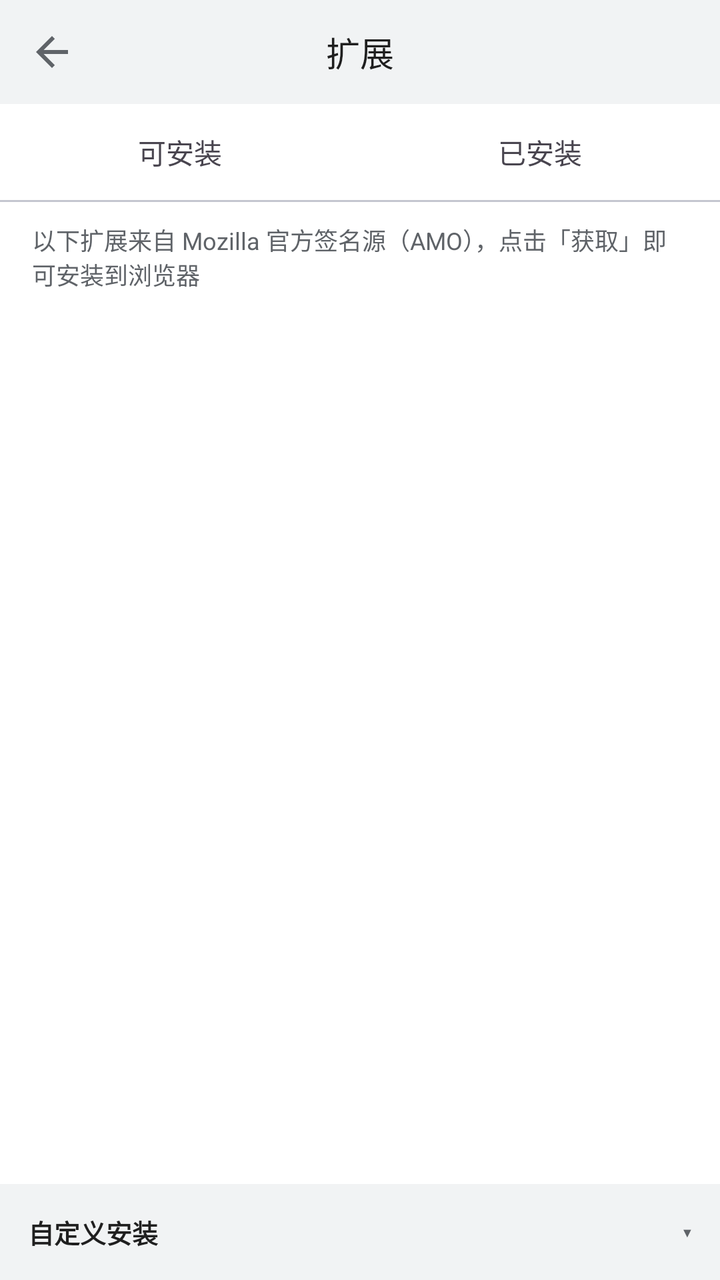
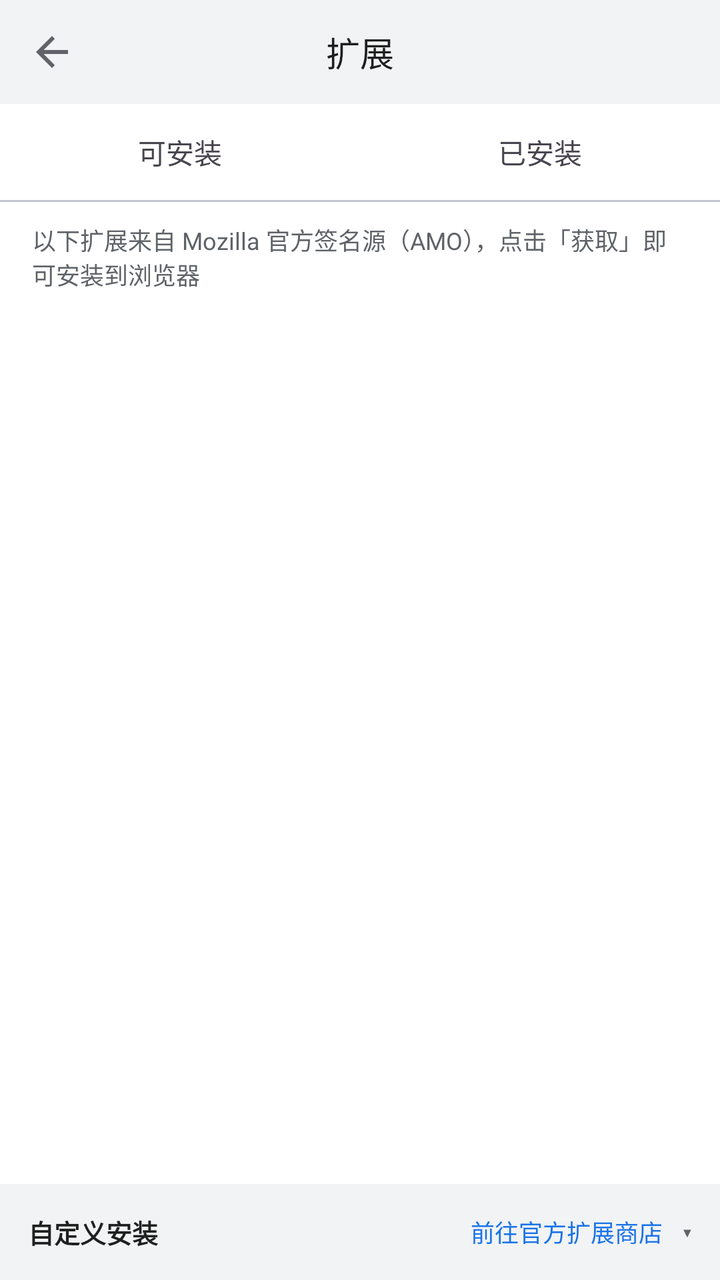

Screens rendered from an Android XML layout before and after an edit, with the pre-edit source and the edit as a unified diff.
<!-- AndroidManifest.xml: activity theme Theme.TangSnow -->
<!-- res/layout/activity_extensions.xml -->
<?xml version="1.0" encoding="utf-8"?>
<LinearLayout xmlns:android="http://schemas.android.com/apk/res/android"
    xmlns:app="http://schemas.android.com/apk/res-auto"
    android:layout_width="match_parent"
    android:layout_height="match_parent"
    android:orientation="vertical"
    android:fitsSystemWindows="true"
    android:background="?attr/colorSurface">

    <LinearLayout
        android:layout_width="match_parent"
        android:layout_height="@dimen/title_bar_height"
        android:orientation="horizontal"
        android:gravity="center_vertical"
        android:paddingHorizontal="@dimen/title_bar_padding_h"
        android:background="?attr/colorSurfaceVariant">

        <androidx.appcompat.widget.AppCompatImageButton
            android:id="@+id/btnBack"
            android:layout_width="@dimen/title_action_size"
            android:layout_height="@dimen/title_action_size"
            android:src="@drawable/ic_arrow_back"
            app:tint="?attr/colorOnSurfaceVariant"
            android:background="?attr/selectableItemBackgroundBorderless"
            android:contentDescription="@string/btn_back" />

        <TextView
            android:layout_width="0dp"
            android:layout_height="wrap_content"
            android:layout_weight="1"
            android:gravity="center"
            android:text="@string/extensions_title"
            android:textSize="@dimen/title_text_size"
            android:textColor="?attr/colorOnSurface" />

        <View
            android:layout_width="@dimen/title_action_size"
            android:layout_height="1dp" />
    </LinearLayout>

    
    <LinearLayout
        android:layout_width="match_parent"
        android:layout_height="48dp"
        android:orientation="horizontal"
        android:gravity="center"
        android:background="?attr/colorSurface">

        <TextView
            android:id="@+id/tabRecommend"
            android:layout_width="0dp"
            android:layout_height="match_parent"
            android:layout_weight="1"
            android:gravity="center"
            android:text="@string/extension_tab_recommend"
            android:textSize="14sp"
            android:background="?attr/selectableItemBackgroundBorderless" />

        <TextView
            android:id="@+id/tabInstalled"
            android:layout_width="0dp"
            android:layout_height="match_parent"
            android:layout_weight="1"
            android:gravity="center"
            android:text="@string/extension_tab_installed"
            android:textSize="14sp"
            android:background="?attr/selectableItemBackgroundBorderless" />
    </LinearLayout>

    <View
        android:layout_width="match_parent"
        android:layout_height="1dp"
        android:background="?attr/colorOutlineVariant" />

    <FrameLayout
        android:layout_width="match_parent"
        android:layout_height="0dp"
        android:layout_weight="1">

        
        <LinearLayout
            android:id="@+id/recommendPage"
            android:layout_width="match_parent"
            android:layout_height="match_parent"
            android:orientation="vertical">

            <TextView
                android:layout_width="match_parent"
                android:layout_height="wrap_content"
                android:paddingHorizontal="16dp"
                android:paddingTop="10dp"
                android:paddingBottom="4dp"
                android:text="@string/extension_source_note"
                android:textSize="12sp"
                android:textColor="?attr/colorOnSurfaceVariant" />

            <androidx.recyclerview.widget.RecyclerView
                android:id="@+id/recommendRecycler"
                android:layout_width="match_parent"
                android:layout_height="0dp"
                android:layout_weight="1"
                android:clipToPadding="false"
                android:paddingBottom="8dp"
                android:scrollbars="vertical" />

            
            <LinearLayout
                android:layout_width="match_parent"
                android:layout_height="wrap_content"
                android:orientation="vertical"
                android:background="?attr/colorSurfaceVariant">

                
                <LinearLayout
                    android:id="@+id/customHeader"
                    android:layout_width="match_parent"
                    android:layout_height="48dp"
                    android:orientation="horizontal"
                    android:gravity="center_vertical"
                    android:paddingHorizontal="14dp"
                    android:background="?attr/selectableItemBackground">

                    <TextView
                        android:layout_width="0dp"
                        android:layout_height="wrap_content"
                        android:layout_weight="1"
                        android:text="@string/extension_custom_install"
                        android:textSize="13sp"
                        android:textStyle="bold"
                        android:textColor="?attr/colorOnSurface" />

                    <TextView
                        android:id="@+id/arrowCustom"
                        android:layout_width="wrap_content"
                        android:layout_height="wrap_content"
                        android:text="@string/arrow_open"
                        android:textSize="13sp"
                        android:textColor="?attr/colorOnSurfaceVariant" />
                </LinearLayout>

                <LinearLayout
                    android:id="@+id/customMethods"
                    android:layout_width="match_parent"
                    android:layout_height="wrap_content"
                    android:orientation="vertical"
                    android:visibility="gone">

                    
                    <LinearLayout
                        android:id="@+id/rowXpiImport"
                        android:layout_width="match_parent"
                        android:layout_height="44dp"
                        android:orientation="horizontal"
                        android:gravity="center_vertical"
                        android:paddingHorizontal="14dp"
                        android:background="?attr/selectableItemBackground">

                        <TextView
                            android:layout_width="0dp"
                            android:layout_height="wrap_content"
                            android:layout_weight="1"
                            android:text="@string/extension_import_file"
                            android:textSize="14sp"
                            android:textColor="?attr/colorOnSurface" />

                        <TextView
                            android:id="@+id/arrowXpi"
                            android:layout_width="wrap_content"
                            android:layout_height="wrap_content"
                            android:text="@string/arrow_closed"
                            android:textSize="13sp"
                            android:textColor="?attr/colorOnSurfaceVariant" />
                    </LinearLayout>

                    <LinearLayout
                        android:id="@+id/xpiPanel"
                        android:layout_width="match_parent"
                        android:layout_height="wrap_content"
                        android:orientation="vertical"
                        android:paddingHorizontal="12dp"
                        android:paddingBottom="8dp"
                        android:visibility="gone">

                        <TextView
                            android:id="@+id/btnImportFile"
                            android:layout_width="match_parent"
                            android:layout_height="40dp"
                            android:gravity="center"
                            android:text="@string/extension_import_file"
                            android:textSize="14sp"
                            android:textColor="?attr/colorPrimary"
                            android:background="@drawable/bg_btn_pill_outline" />

                        <TextView
                            android:layout_width="wrap_content"
                            android:layout_height="wrap_content"
                            android:layout_marginTop="4dp"
                            android:text="@string/extension_import_hint"
                            android:textSize="11sp"
                            android:textColor="?attr/colorOnSurfaceVariant" />
                    </LinearLayout>

                    
                    <LinearLayout
                        android:id="@+id/rowLinkInstall"
                        android:layout_width="match_parent"
                        android:layout_height="44dp"
                        android:orientation="horizontal"
                        android:gravity="center_vertical"
                        android:paddingHorizontal="14dp"
                        android:background="?attr/selectableItemBackground">

                        <TextView
                            android:layout_width="0dp"
                            android:layout_height="wrap_content"
                            android:layout_weight="1"
                            android:text="@string/extension_custom_url"
                            android:textSize="14sp"
                            android:textColor="?attr/colorOnSurface" />

                        <TextView
                            android:id="@+id/arrowLink"
                            android:layout_width="wrap_content"
                            android:layout_height="wrap_content"
                            android:text="@string/arrow_closed"
                            android:textSize="13sp"
                            android:textColor="?attr/colorOnSurfaceVariant" />
                    </LinearLayout>

                    <LinearLayout
                        android:id="@+id/linkPanel"
                        android:layout_width="match_parent"
                        android:layout_height="wrap_content"
                        android:orientation="vertical"
                        android:paddingHorizontal="12dp"
                        android:paddingBottom="10dp"
                        android:visibility="gone">

                        <EditText
                            android:id="@+id/urlInput"
                            android:layout_width="match_parent"
                            android:layout_height="wrap_content"
                            android:background="@null"
                            android:hint="@string/extension_url_hint"
                            android:autofillHints="url"
                            android:textColorHint="?attr/colorOnSurfaceVariant"
                            android:textColor="?attr/colorOnSurface"
                            android:textSize="13sp"
                            android:maxLines="1"
                            android:inputType="textUri"
                            android:imeOptions="actionGo" />

                        <TextView
                            android:id="@+id/btnInstallUrl"
                            android:layout_width="wrap_content"
                            android:layout_height="34dp"
                            android:layout_gravity="end"
                            android:layout_marginTop="6dp"
                            android:paddingHorizontal="16dp"
                            android:gravity="center"
                            android:text="@string/extension_url_install"
                            android:textSize="13sp"
                            android:textColor="@android:color/white"
                            android:background="@drawable/bg_btn_pill" />
                    </LinearLayout>
                </LinearLayout>
            </LinearLayout>
        </LinearLayout>

        
        <FrameLayout
            android:id="@+id/installedPage"
            android:layout_width="match_parent"
            android:layout_height="match_parent"
            android:visibility="gone">

            <androidx.recyclerview.widget.RecyclerView
                android:id="@+id/installedRecycler"
                android:layout_width="match_parent"
                android:layout_height="match_parent"
                android:scrollbars="vertical" />

            <TextView
                android:id="@+id/installedEmpty"
                android:layout_width="wrap_content"
                android:layout_height="wrap_content"
                android:layout_gravity="center"
                android:gravity="center"
                android:text="@string/extension_list_empty"
                android:textColor="?attr/colorOnSurfaceVariant"
                android:visibility="gone" />
        </FrameLayout>
    </FrameLayout>

</LinearLayout>
<!-- resources referenced by this layout -->
<resources>
  <dimen name="title_action_size">40dp</dimen>
  <dimen name="title_bar_height">52dp</dimen>
  <dimen name="title_bar_padding_h">6dp</dimen>
  <dimen name="title_text_size">17sp</dimen>
  <!-- drawable bg_btn_pill (drawable) -->
  <?xml version="1.0" encoding="utf-8"?>
  <shape xmlns:android="http://schemas.android.com/apk/res/android"
      android:shape="rectangle">
      <solid android:color="@color/accent" />
      <corners android:radius="17dp" />
  </shape>
  <!-- drawable bg_btn_pill_outline (drawable) -->
  <?xml version="1.0" encoding="utf-8"?>
  <shape xmlns:android="http://schemas.android.com/apk/res/android"
      android:shape="rectangle">
      <solid android:color="@android:color/transparent" />
      <stroke
          android:width="1dp"
          android:color="@color/accent" />
      <corners android:radius="17dp" />
  </shape>
  <!-- drawable ic_arrow_back (drawable) -->
  <vector xmlns:android="http://schemas.android.com/apk/res/android"
      android:width="24dp"
      android:height="24dp"
      android:viewportWidth="24"
      android:viewportHeight="24">
      <path
          android:fillColor="#FFFFFFFF"
          android:pathData="M20,11H7.83l5.59,-5.59L12,4l-8,8 8,8 1.41,-1.41L7.83,13H20v-2z" />
  </vector>
  <string name="arrow_closed">▸</string>
  <string name="arrow_open">▾</string>
  <string name="btn_back">返回</string>
  <string name="extension_custom_install">自定义安装</string>
  <string name="extension_custom_url">从官方链接安装</string>
  <string name="extension_import_file">从本地文件导入 .xpi</string>
  <string name="extension_import_hint">仅接受 Mozilla 官方签名的 .xpi 扩展包（与网页安装走同一内核签名校验）</string>
  <string name="extension_list_empty">暂无已安装扩展\n去「可安装」挑一个试试</string>
  <string name="extension_source_note">以下扩展来自 Mozilla 官方签名源（AMO），点击「获取」即可安装到浏览器</string>
  <string name="extension_tab_installed">已安装</string>
  <string name="extension_tab_recommend">可安装</string>
  <string name="extension_url_hint">粘贴 AMO 官方 .xpi 直链（https://addons.mozilla.org/…）</string>
  <string name="extension_url_install">安装</string>
  <string name="extensions_title">扩展</string>
  <style name="Theme.TangSnow" parent="Base.Theme.TangSnow">
          
          <item name="preferenceTheme">@style/PreferenceThemeOverlay.TangSnow</item>
      </style>
  <color name="accent">#1A73E8</color>
  <style name="PreferenceThemeOverlay.TangSnow" parent="PreferenceThemeOverlay">
          <item name="android:scrollbars">none</item>
      </style>
  <color name="on_accent">#FFFFFF</color>
  <color name="accent_container">#D3E3FD</color>
  <color name="on_accent_container">#174EA6</color>
  <color name="accent_muted">#5F6368</color>
  <color name="secondary_container">#E8EAED</color>
  <color name="on_secondary_container">#1F1F1F</color>
  <color name="page_bg">#FFFFFF</color>
  <color name="on_page">#1F1F1F</color>
  <color name="surface_variant">#F1F3F4</color>
  <color name="on_surface_variant">#5F6368</color>
  <color name="surface_container_low">#F7F9FC</color>
  <color name="surface_container">#F1F5FC</color>
  <color name="surface_container_high">#EAF0F9</color>
  <color name="outline">#74777F</color>
  <color name="outline_variant">#C4C6D0</color>
  <color name="error">#BA1A1A</color>
  <color name="on_error">#FFFFFF</color>
  <color name="error_container">#FFDAD6</color>
  <color name="on_error_container">#410002</color>
  <!-- unchanged entries left out for length: 1 -->
</resources>

<!-- the commit's change to res/layout/activity_extensions.xml (unified diff, before → after) -->
@@ -128,6 +128,20 @@
                         android:textSize="13sp"
                         android:textStyle="bold"
                         android:textColor="?attr/colorOnSurface" />
+
+                    
+                    <TextView
+                        android:id="@+id/linkOfficialStore"
+                        android:layout_width="wrap_content"
+                        android:layout_height="wrap_content"
+                        android:paddingHorizontal="10dp"
+                        android:paddingVertical="6dp"
+                        android:text="@string/extension_official_store"
+                        android:textSize="12sp"
+                        android:textColor="?attr/colorPrimary"
+                        android:background="?attr/selectableItemBackground"
+                        android:clickable="true"
+                        android:focusable="true" />
 
                     <TextView
                         android:id="@+id/arrowCustom"
<!-- resource entries referenced after the edit -->
@@ -39,6 +39,7 @@
   <string name="extension_import_file">从本地文件导入 .xpi</string>
   <string name="extension_import_hint">仅接受 Mozilla 官方签名的 .xpi 扩展包（与网页安装走同一内核签名校验）</string>
   <string name="extension_list_empty">暂无已安装扩展\n去「可安装」挑一个试试</string>
+  <string name="extension_official_store">前往官方扩展商店</string>
   <string name="extension_source_note">以下扩展来自 Mozilla 官方签名源（AMO），点击「获取」即可安装到浏览器</string>
   <string name="extension_tab_installed">已安装</string>
   <string name="extension_tab_recommend">可安装</string>
